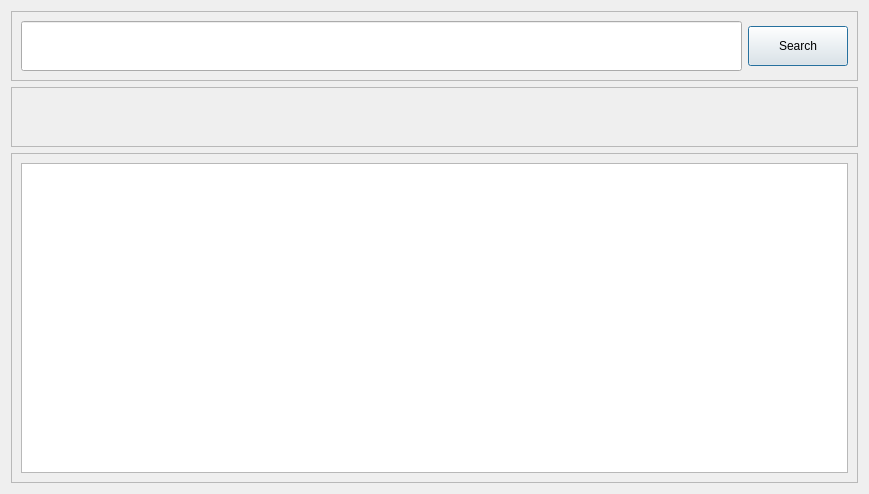
Above: UIFiles/searchDialog.ui from ShubhamMandavkar/TYLiveProjectt-StockAutomationSystem before the change. Below: the same form after it.
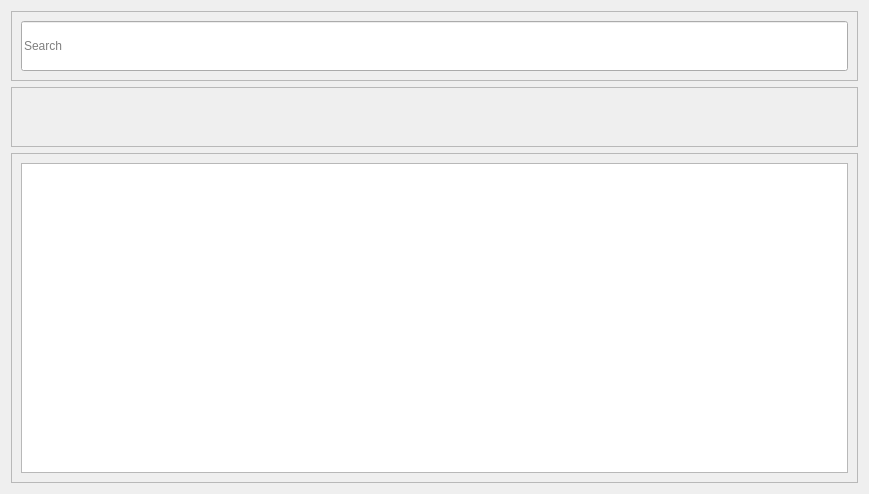
That is the form after the change.

Commit message: changed the method of search from searching with names to symbol and done some gui changes

Diff of the .ui file:
```diff
--- a/UIFiles/searchDialog.ui
+++ b/UIFiles/searchDialog.ui
@@ -37,17 +37,13 @@
           <height>50</height>
          </size>
         </property>
-       </widget>
-      </item>
-      <item>
-       <widget class="QPushButton" name="btnSearch">
-        <property name="minimumSize">
-         <size>
-          <width>100</width>
-          <height>40</height>
-         </size>
+        <property name="inputMask">
+         <string/>
         </property>
         <property name="text">
+         <string/>
+        </property>
+        <property name="placeholderText">
          <string>Search</string>
         </property>
        </widget>
```
The commit also changes 13 other files.
